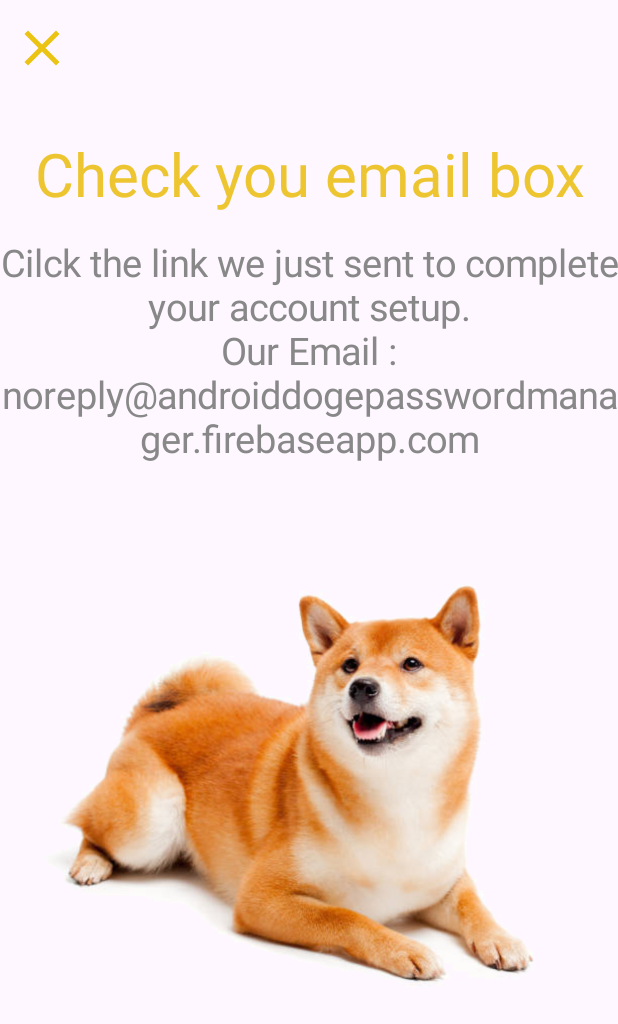
After one commit to Java-Dog-Team/DogePasswordManager, an Android app built with Jetpack Compose: the CheckEmailPage screen opened directly, with no data from a screen before it, on a phone screen of 412 x 824 dp. The commit adds this screen. Shown: the top 1024 px of the screen. Run offline under Robolectric (Android 15) with nearby library versions, the phone set to English and light mode, and no system bars; our stand-ins replace Firebase (no records; nobody signed in at launch, a user with empty details on screens opened directly).

Commit message:
提醒收郵件排版確定

```diff
--- a/app/src/main/AndroidManifest.xml
+++ b/app/src/main/AndroidManifest.xml
@@ -15,6 +15,9 @@
         android:supportsRtl="true"
         android:theme="@style/Theme.DogePasswordManager"
         tools:targetApi="31">
+        <activity
+            android:name=".CheckEmailPage"
+            android:exported="false" />
         <activity
             android:name=".ViewActivity"
             android:exported="false" />
--- /dev/null
+++ b/app/src/main/java/com/example/dogepasswordmanager/CheckEmailPage.kt
@@ -0,0 +1,135 @@
+package com.example.dogepasswordmanager
+
+import android.app.Activity
+import android.os.Bundle
+import androidx.activity.compose.setContent
+import androidx.compose.material3.ExperimentalMaterial3Api
+import androidx.compose.runtime.Composable
+import com.google.firebase.auth.ktx.auth
+import com.google.firebase.ktx.Firebase
+import com.google.firebase.auth.FirebaseAuth
+import android.content.Context
+import androidx.activity.ComponentActivity
+import androidx.compose.foundation.Image
+import androidx.compose.foundation.layout.Arrangement
+import androidx.compose.foundation.layout.Column
+import androidx.compose.foundation.layout.Row
+import androidx.compose.foundation.layout.fillMaxWidth
+import androidx.compose.foundation.layout.height
+import androidx.compose.foundation.layout.padding
+import androidx.compose.foundation.layout.width
+import androidx.compose.material.icons.Icons
+import androidx.compose.material.icons.filled.Close
+import androidx.compose.material3.Icon
+import androidx.compose.material3.IconButton
+import androidx.compose.material3.Scaffold
+import androidx.compose.material3.Text
+import androidx.compose.material3.TopAppBar
+import androidx.compose.material3.TopAppBarDefaults
+import androidx.compose.ui.Alignment
+import androidx.compose.ui.Modifier
+import androidx.compose.ui.graphics.Color
+import androidx.compose.ui.layout.ContentScale
+import androidx.compose.ui.platform.LocalContext
+import androidx.compose.ui.res.painterResource
+import androidx.compose.ui.res.stringResource
+import androidx.compose.ui.text.style.TextAlign
+import androidx.compose.ui.unit.dp
+import androidx.compose.ui.unit.sp
+
+class CheckEmailPage : ComponentActivity() {
+    override fun onCreate(savedInstanceState: Bundle?) {
+        super.onCreate(savedInstanceState)
+        auth = Firebase.auth
+        setContent {
+            checkEmailPage(this@CheckEmailPage)
+        }
+    }
+}
+
+private lateinit var auth: FirebaseAuth
+
+//提醒查收email頁面
+@OptIn(ExperimentalMaterial3Api::class)
+@Composable
+fun checkEmailPage(context: Context) {
+    val activity = LocalContext.current as? Activity
+    Scaffold(
+        // 叉叉按鈕
+        // 按下後直接顯示登入頁面
+        topBar = {
+            TopAppBar(
+                colors = TopAppBarDefaults.topAppBarColors(
+                    containerColor = Color(235, 195, 18,0),
+                    titleContentColor = Color.White,
+                ),
+                title = {
+                    Text("")
+                },
+                navigationIcon = {
+                    IconButton(onClick = {
+                        activity?.finish()
+                    }) {
+                        Icon(
+                            imageVector = Icons.Filled.Close,
+                            contentDescription = "Localized description",
+                            tint= Color(235, 195, 18),
+                            modifier = Modifier
+                                .width(50.dp)
+                                .height(50.dp)
+                        )
+                    }
+                },
+                modifier = Modifier.padding(0.dp)
+            )
+        },
+    ) { innerPadding ->
+        Column {
+            //標題
+            Row (
+                modifier = Modifier.padding(innerPadding),
+                verticalAlignment = Alignment.CenterVertically,
+                horizontalArrangement = Arrangement.Center
+            ){
+                Text(
+                    text = stringResource(id = R.string.checkEmailTitle),
+                    modifier = Modifier
+                        .fillMaxWidth()
+                        .padding(top = 30.dp),
+                    color = Color(237, 197, 49),
+                    fontSize = 40.sp,
+                    textAlign = TextAlign.Center
+                )
+            }
+            Column (
+                verticalArrangement = Arrangement.Top,
+                horizontalAlignment = Alignment.CenterHorizontally
+            ){
+                Text(
+                    text = stringResource(id = R.string.checkEmailArtical),
+                    modifier = Modifier
+                        .fillMaxWidth()
+                        .padding(top = 20.dp, ),
+                    color = Color.Gray,
+                    fontSize = 25.sp,
+                    textAlign = TextAlign.Center
+                )
+                Text(
+                    text = stringResource(id = R.string.checkEmailAddress),
+                    modifier = Modifier
+                        .fillMaxWidth(),
+                    color = Color.Gray,
+                    fontSize = 25.sp,
+                    textAlign = TextAlign.Center
+                )
+                Image(painter = painterResource(R.drawable.recive_email),
+                    contentDescription = stringResource(id = R.string.login_title),
+                    contentScale = ContentScale.FillWidth,
+                    modifier = Modifier
+                        .fillMaxWidth()
+                        .align(alignment = Alignment.End)
+                )
+            }
+        }
+    }
+}
--- a/app/src/main/java/com/example/dogepasswordmanager/RegisterPage.kt
+++ b/app/src/main/java/com/example/dogepasswordmanager/RegisterPage.kt
@@ -1,6 +1,7 @@
 package com.example.dogepasswordmanager
 
 import android.app.Activity
+import android.app.ActivityOptions
 import android.content.ContentValues.TAG
 import android.content.Context
 import android.content.Intent
@@ -17,6 +18,7 @@ import androidx.compose.foundation.layout.Row
 import androidx.compose.foundation.layout.fillMaxHeight
 import androidx.compose.foundation.layout.fillMaxSize
 import androidx.compose.foundation.layout.fillMaxWidth
+import androidx.compose.foundation.layout.height
 import androidx.compose.foundation.layout.padding
 import androidx.compose.foundation.layout.size
 import androidx.compose.foundation.layout.width
@@ -145,6 +147,7 @@ fun registerPage(context: Context) {
 
 
     Scaffold(
+        // 返回按鈕
         topBar = {
             TopAppBar(
                 colors = TopAppBarDefaults.topAppBarColors(
@@ -161,7 +164,10 @@ fun registerPage(context: Context) {
                         Icon(
                             imageVector = Icons.Filled.ArrowBack,
                             contentDescription = "Localized description",
-                            tint=Color(235, 195, 18)
+                            tint=Color(235, 195, 18),
+                            modifier = Modifier
+                                .width(50.dp)
+                                .height(50.dp)
                         )
                     }
                 },
@@ -256,8 +262,15 @@ fun registerPage(context: Context) {
                         if (passwordErrorType.value == RegisterPage.FORMAT_ERROR) {
                             Text(
                                 text = stringResource(id = R.string.register_password_field_format_error),
-
                                 color = BrickRed,
+                                fontSize = 15.sp,
+                                textAlign = TextAlign.Left
+                            )
+                        }
+                        else{
+                            Text(
+                                text = stringResource(id = R.string.register_password_field_format_error),
+                                color = Color.Gray,
                                 fontSize = 15.sp,
                                 textAlign = TextAlign.Left
                             )
@@ -279,7 +292,6 @@ fun registerPage(context: Context) {
                             )
 
                         } else {
-
                             Icon(
                                 painter = painterResource(id = R.drawable.invisible),
                                 contentDescription = "Invisible Icon",
@@ -384,7 +396,7 @@ fun registerPage(context: Context) {
                 )
             }
 
-            //註冊按鈕、返回登入按鈕
+            //註冊按鈕
             Row(
                 modifier = Modifier.fillMaxWidth(),
                 verticalAlignment = Alignment.CenterVertically,
@@ -433,7 +445,8 @@ fun registerPage(context: Context) {
                                         sendAuthenticationMail(
                                             activity = activity,
                                             userInputEmail.value,
-                                            userInputPassword.value
+                                            userInputPassword.value,
+                                            context
                                         )
                                     }
                                 }
@@ -479,13 +492,10 @@ fun checkPassword(password: String): Int {
 
 }
 
-private fun sendAuthenticationMail(activity: Activity, email: String, password: String) {
-
-
+private fun sendAuthenticationMail(activity: Activity, email: String, password: String,context: Context) {
     auth.createUserWithEmailAndPassword(email, password)
         .addOnCompleteListener(activity) { task ->
             if (task.isSuccessful) {
-
 
                 //當前使用者資訊
                 val user = auth.currentUser
@@ -507,8 +517,14 @@ private fun sendAuthenticationMail(activity: Activity, email: String, password:
                         Log.w(TAG, "Error adding document", e)
                     }
 
-                //跳轉至登入頁面
+                //跳轉至提醒收郵件頁面
                 activity.finish()
+                var intent = Intent()
+                intent.setClass(
+                    context,
+                    CheckEmailPage::class.java
+                )
+                context.startActivity(intent)
 
             } else {
                 Log.w(TAG, "createUserWithEmail:failure", task.exception)
--- a/app/src/main/res/values/strings.xml
+++ b/app/src/main/res/values/strings.xml
@@ -86,5 +86,8 @@
     <string name="deleteTitle">Do you want to delete the account?</string>
     <string name="deletePositiveButton">Cancel</string>
     <string name="deleteNeutralButton">Delete</string>
-
+    <!--  checkEmailPage  -->
+    <string name="checkEmailTitle">Check you email box</string>
+    <string name="checkEmailArtical">Cilck the link we just sent to complete your account setup.</string>
+    <string name="checkEmailAddress">Our Email : noreply@androiddogepasswordmanager.firebaseapp.com</string>
 </resources>
```
Also changed, not shown: app/src/main/res/drawable/recive_email.png (added), 1 other file.
